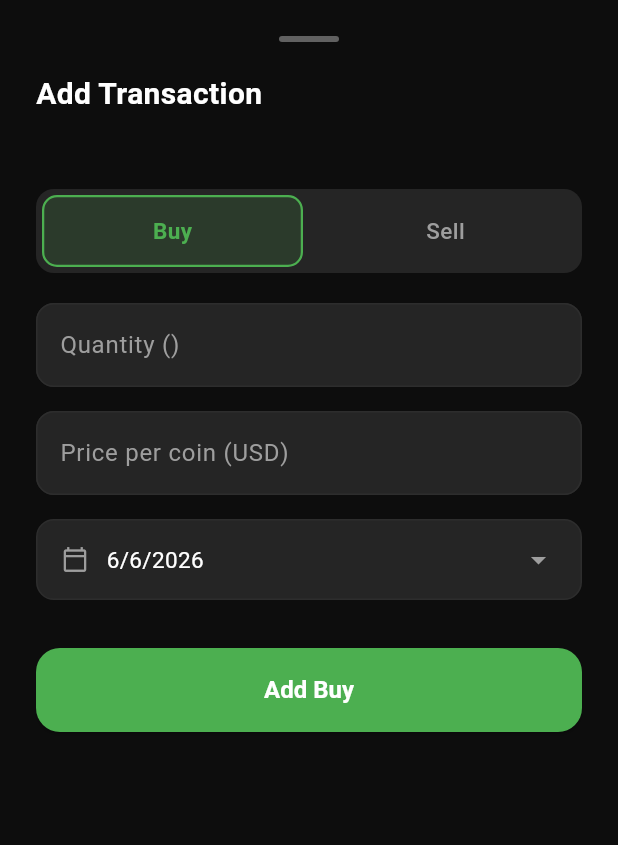
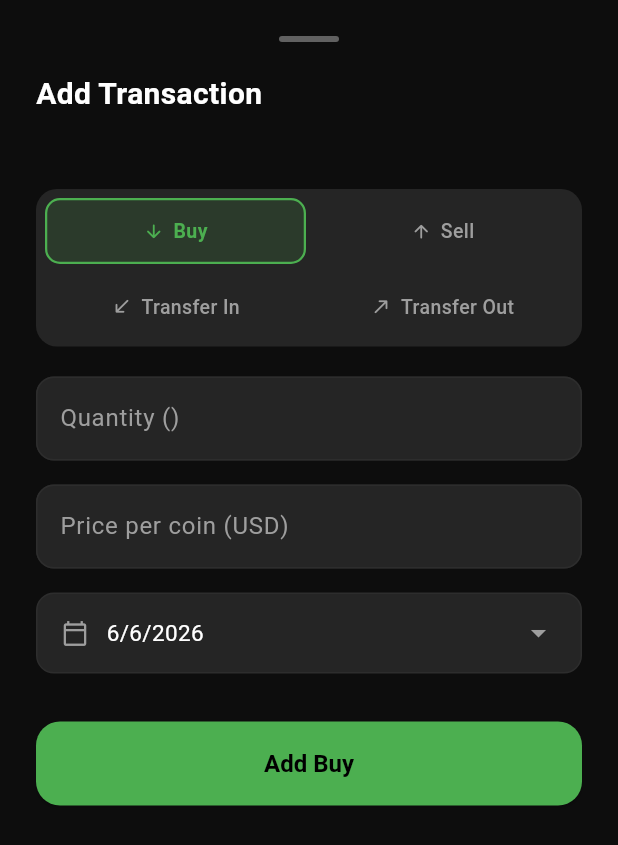
Before and after one commit to SwingAndroid/portfolio, a Flutter app: the AddTransactionSheet widget shown alone on an empty page, opened directly with empty values, on a phone screen of 412 x 824 dp. Shown: the top 845 px of the screen. Run offline on Flutter 3.47's test engine with Material 3 defaults, Android fonts, the phone set to English and light mode, and no system bars; our stand-ins replace dio, equatable, flutter_bloc, get_it, go_router, hive_flutter and 1 more; accounts and stored records are empty.

Commit message:
feat: add Transfer In / Transfer Out transaction types
- New TransactionType enum values: transferIn, transferOut
- Extension helpers: addsHoldings, removesHoldings, isTransfer
- Portfolio calculations (totalHoldings, totalCost) updated for transfers
- 2x2 type selector in AddTransactionSheet (Buy/Sell/Transfer In/Transfer Out)
- Price field optional for transfers (cost basis tracking)
- TransactionTile shows blue (transfer in) and orange (transfer out) with matching icons
- SyncService type parsing updated to handle all 4 types

Co-Authored-By: Claude Sonnet 4.6 <noreply@anthropic.com>

```diff
--- a/lib/data/datasources/cloud/sync_service.dart
+++ b/lib/data/datasources/cloud/sync_service.dart
@@ -32,7 +32,10 @@ class SyncService {
         final entity = TransactionEntity(
           id: t['id'] as String,
           cryptoId: t['crypto_id'] as String,
-          type: t['type'] == 'buy' ? TransactionType.buy : TransactionType.sell,
+          type: TransactionType.values.firstWhere(
+            (e) => e.name == (t['type'] as String),
+            orElse: () => TransactionType.buy,
+          ),
           quantity: (t['quantity'] as num).toDouble(),
           pricePerCoin: (t['price_per_coin'] as num).toDouble(),
           date: DateTime.parse(t['date'] as String).toLocal(),
--- a/lib/domain/entities/transaction_entity.dart
+++ b/lib/domain/entities/transaction_entity.dart
@@ -1,6 +1,12 @@
 import 'package:equatable/equatable.dart';
 
-enum TransactionType { buy, sell }
+enum TransactionType { buy, sell, transferIn, transferOut }
+
+extension TransactionTypeX on TransactionType {
+  bool get addsHoldings => this == TransactionType.buy || this == TransactionType.transferIn;
+  bool get removesHoldings => this == TransactionType.sell || this == TransactionType.transferOut;
+  bool get isTransfer => this == TransactionType.transferIn || this == TransactionType.transferOut;
+}
 
 class TransactionEntity extends Equatable {
   final String id;
--- a/lib/presentation/widgets/add_transaction_sheet.dart
+++ b/lib/presentation/widgets/add_transaction_sheet.dart
@@ -26,6 +26,36 @@ class _AddTransactionSheetState extends State<AddTransactionSheet> {
   DateTime _date = DateTime.now();
   final _formKey = GlobalKey<FormState>();
   bool _isLoading = false;
+
+  // ── type metadata ──────────────────────────────────────────────────────────
+
+  Color get _typeColor {
+    switch (_type) {
+      case TransactionType.buy:
+        return AppTheme.profit;
+      case TransactionType.sell:
+        return AppTheme.loss;
+      case TransactionType.transferIn:
+        return const Color(0xFF3B82F6);
+      case TransactionType.transferOut:
+        return const Color(0xFFF97316);
+    }
+  }
+
+  String get _typeLabel {
+    switch (_type) {
+      case TransactionType.buy:
+        return 'Add Buy';
+      case TransactionType.sell:
+        return 'Add Sell';
+      case TransactionType.transferIn:
+        return 'Add Transfer In';
+      case TransactionType.transferOut:
+        return 'Add Transfer Out';
+    }
+  }
+
+  bool get _isTransfer => _type.isTransfer;
 
   @override
   void dispose() {
@@ -61,6 +91,7 @@ class _AddTransactionSheetState extends State<AddTransactionSheet> {
                   ),
                 ),
                 const SizedBox(height: 20),
+
                 // Title
                 const Text(
                   'Add Transaction',
@@ -73,39 +104,20 @@ class _AddTransactionSheetState extends State<AddTransactionSheet> {
                 const SizedBox(height: 4),
                 Text(
                   widget.cryptoSymbol,
-                  style: const TextStyle(color: AppTheme.textSecondary, fontSize: 14),
+                  style: const TextStyle(
+                      color: AppTheme.textSecondary, fontSize: 14),
                 ),
                 const SizedBox(height: 24),
 
-                // Buy / Sell toggle
-                Container(
-                  decoration: BoxDecoration(
-                    color: AppTheme.surfaceVariant,
-                    borderRadius: BorderRadius.circular(12),
-                  ),
-                  child: Row(
-                    children: [
-                      _TypeButton(
-                        label: 'Buy',
-                        isSelected: _type == TransactionType.buy,
-                        color: AppTheme.profit,
-                        onTap: () => setState(() => _type = TransactionType.buy),
-                      ),
-                      _TypeButton(
-                        label: 'Sell',
-                        isSelected: _type == TransactionType.sell,
-                        color: AppTheme.loss,
-                        onTap: () => setState(() => _type = TransactionType.sell),
-                      ),
-                    ],
-                  ),
-                ),
+                // 2 × 2 type selector
+                _buildTypeSelector(),
                 const SizedBox(height: 20),
 
                 // Quantity
                 TextFormField(
                   controller: _quantityCtrl,
-                  keyboardType: const TextInputType.numberWithOptions(decimal: true),
+                  keyboardType:
+                      const TextInputType.numberWithOptions(decimal: true),
                   style: const TextStyle(color: AppTheme.textPrimary),
                   onChanged: (_) => setState(() {}),
                   decoration: InputDecoration(
@@ -122,19 +134,37 @@ class _AddTransactionSheetState extends State<AddTransactionSheet> {
                 ),
                 const SizedBox(height: 16),
 
-                // Price per coin
+                // Price per coin — optional for transfers
                 TextFormField(
                   controller: _priceCtrl,
-                  keyboardType: const TextInputType.numberWithOptions(decimal: true),
+                  keyboardType:
+                      const TextInputType.numberWithOptions(decimal: true),
                   style: const TextStyle(color: AppTheme.textPrimary),
                   onChanged: (_) => setState(() {}),
-                  decoration: const InputDecoration(
-                    labelText: 'Price per coin (USD)',
+                  decoration: InputDecoration(
+                    labelText: _isTransfer
+                        ? 'Cost basis per coin (optional)'
+                        : 'Price per coin (USD)',
                     hintText: '0.00',
                     prefixText: '\$ ',
-                    prefixStyle: TextStyle(color: AppTheme.textSecondary),
+                    prefixStyle:
+                        const TextStyle(color: AppTheme.textSecondary),
+                    helperText: _isTransfer
+                        ? 'Leave empty if unknown'
+                        : null,
+                    helperStyle:
+                        const TextStyle(color: AppTheme.textTertiary, fontSize: 11),
                   ),
                   validator: (v) {
+                    if (_isTransfer) {
+                      // Allow empty or zero for transfers
+                      if (v != null && v.isNotEmpty) {
+                        if (double.tryParse(v) == null || double.parse(v) < 0) {
+                          return 'Enter a valid amount';
+                        }
+                      }
+                      return null;
+                    }
                     if (v == null || v.isEmpty) return 'Enter price';
                     if (double.tryParse(v) == null || double.parse(v) < 0) {
                       return 'Enter a valid price';
@@ -148,7 +178,8 @@ class _AddTransactionSheetState extends State<AddTransactionSheet> {
                 GestureDetector(
                   onTap: _pickDate,
                   child: Container(
-                    padding: const EdgeInsets.symmetric(horizontal: 16, vertical: 14),
+                    padding: const EdgeInsets.symmetric(
+                        horizontal: 16, vertical: 14),
                     decoration: BoxDecoration(
                       color: AppTheme.surfaceVariant,
                       borderRadius: BorderRadius.circular(12),
@@ -161,10 +192,12 @@ class _AddTransactionSheetState extends State<AddTransactionSheet> {
                         const SizedBox(width: 12),
                         Text(
                           '${_date.day}/${_date.month}/${_date.year}',
-                          style: const TextStyle(color: AppTheme.textPrimary, fontSize: 15),
+                          style: const TextStyle(
+                              color: AppTheme.textPrimary, fontSize: 15),
                         ),
                         const Spacer(),
-                        const Icon(Icons.arrow_drop_down, color: AppTheme.textSecondary),
+                        const Icon(Icons.arrow_drop_down,
+                            color: AppTheme.textSecondary),
                       ],
                     ),
                   ),
@@ -172,8 +205,10 @@ class _AddTransactionSheetState extends State<AddTransactionSheet> {
 
                 const SizedBox(height: 24),
 
-                // Total preview
-                if (_quantityCtrl.text.isNotEmpty && _priceCtrl.text.isNotEmpty)
+                // Total preview (only when price is set)
+                if (_quantityCtrl.text.isNotEmpty &&
+                    _priceCtrl.text.isNotEmpty &&
+                    (double.tryParse(_priceCtrl.text) ?? 0) > 0)
                   _buildTotalPreview(),
 
                 const SizedBox(height: 8),
@@ -182,10 +217,10 @@ class _AddTransactionSheetState extends State<AddTransactionSheet> {
                 ElevatedButton(
                   onPressed: _isLoading ? null : _submit,
                   style: ElevatedButton.styleFrom(
-                    backgroundColor: _type == TransactionType.buy
-                        ? AppTheme.profit
-                        : AppTheme.loss,
-                    foregroundColor: Colors.white,
+                    backgroundColor: _typeColor,
+                    foregroundColor: _type == TransactionType.buy
+                        ? Colors.black
+                        : Colors.white,
                     minimumSize: const Size(double.infinity, 56),
                     shape: RoundedRectangleBorder(
                       borderRadius: BorderRadius.circular(16),
@@ -199,7 +234,7 @@ class _AddTransactionSheetState extends State<AddTransactionSheet> {
                               color: Colors.white, strokeWidth: 2),
                         )
                       : Text(
-                          _type == TransactionType.buy ? 'Add Buy' : 'Add Sell',
+                          _typeLabel,
                           style: const TextStyle(
                               fontSize: 16, fontWeight: FontWeight.w700),
                         ),
@@ -209,6 +244,61 @@ class _AddTransactionSheetState extends State<AddTransactionSheet> {
             ),
           ),
         ),
+      ),
+    );
+  }
+
+  // ── 2 × 2 type selector ────────────────────────────────────────────────────
+
+  Widget _buildTypeSelector() {
+    return Container(
+      decoration: BoxDecoration(
+        color: AppTheme.surfaceVariant,
+        borderRadius: BorderRadius.circular(14),
+      ),
+      padding: const EdgeInsets.all(4),
+      child: Column(
+        children: [
+          Row(
+            children: [
+              _TypeChip(
+                label: 'Buy',
+                icon: Icons.arrow_downward_rounded,
+                isSelected: _type == TransactionType.buy,
+                color: AppTheme.profit,
+                onTap: () => setState(() => _type = TransactionType.buy),
+              ),
+              _TypeChip(
+                label: 'Sell',
+                icon: Icons.arrow_upward_rounded,
+                isSelected: _type == TransactionType.sell,
+                color: AppTheme.loss,
+                onTap: () => setState(() => _type = TransactionType.sell),
+              ),
+            ],
+          ),
+          const SizedBox(height: 4),
+          Row(
+            children: [
+              _TypeChip(
+                label: 'Transfer In',
+                icon: Icons.call_received_rounded,
+                isSelected: _type == TransactionType.transferIn,
+                color: const Color(0xFF3B82F6),
+                onTap: () =>
+                    setState(() => _type = TransactionType.transferIn),
+              ),
+              _TypeChip(
+                label: 'Transfer Out',
+                icon: Icons.call_made_rounded,
+                isSelected: _type == TransactionType.transferOut,
+                color: const Color(0xFFF97316),
+                onTap: () =>
+                    setState(() => _type = TransactionType.transferOut),
+              ),
+            ],
+          ),
+        ],
       ),
     );
   }
@@ -228,11 +318,16 @@ class _AddTransactionSheetState extends State<AddTransactionSheet> {
       child: Row(
         mainAxisAlignment: MainAxisAlignment.spaceBetween,
         children: [
-          const Text('Total', style: TextStyle(color: AppTheme.textSecondary)),
+          Text(
+            _isTransfer ? 'Cost basis total' : 'Total',
+            style: const TextStyle(color: AppTheme.textSecondary),
+          ),
           Text(
             '\$${total.toStringAsFixed(2)}',
             style: const TextStyle(
-                color: AppTheme.textPrimary, fontWeight: FontWeight.w600, fontSize: 16),
+                color: AppTheme.textPrimary,
+                fontWeight: FontWeight.w600,
+                fontSize: 16),
           ),
         ],
       ),
@@ -263,12 +358,16 @@ class _AddTransactionSheetState extends State<AddTransactionSheet> {
     if (!_formKey.currentState!.validate()) return;
     setState(() => _isLoading = true);
 
+    // For transfers, price is optional — default to 0 if empty
+    final priceText = _priceCtrl.text.trim();
+    final pricePerCoin = priceText.isEmpty ? 0.0 : double.parse(priceText);
+
     final transaction = TransactionEntity(
       id: const Uuid().v4(),
       cryptoId: widget.cryptoId,
       type: _type,
       quantity: double.parse(_quantityCtrl.text),
-      pricePerCoin: double.parse(_priceCtrl.text),
+      pricePerCoin: pricePerCoin,
       date: _date,
     );
 
@@ -281,14 +380,18 @@ class _AddTransactionSheetState extends State<AddTransactionSheet> {
   }
 }
 
-class _TypeButton extends StatelessWidget {
+// ── Type chip widget ───────────────────────────────────────────────────────────
+
+class _TypeChip extends StatelessWidget {
   final String label;
+  final IconData icon;
   final bool isSelected;
   final Color color;
   final VoidCallback onTap;
 
-  const _TypeButton({
+  const _TypeChip({
     required this.label,
+    required this.icon,
     required this.isSelected,
     required this.color,
     required this.onTap,
@@ -301,22 +404,30 @@ class _TypeButton extends StatelessWidget {
         onTap: onTap,
         child: AnimatedContainer(
           duration: const Duration(milliseconds: 200),
-          margin: const EdgeInsets.all(4),
-          padding: const EdgeInsets.symmetric(vertical: 12),
+          margin: const EdgeInsets.all(2),
+          padding: const EdgeInsets.symmetric(vertical: 11),
           decoration: BoxDecoration(
             color: isSelected ? color.withValues(alpha: 0.15) : Colors.transparent,
             borderRadius: BorderRadius.circular(10),
             border: isSelected ? Border.all(color: color, width: 1.5) : null,
           ),
-          child: Center(
-            child: Text(
-              label,
-              style: TextStyle(
-                color: isSelected ? color : AppTheme.textSecondary,
-                fontWeight: isSelected ? FontWeight.w700 : FontWeight.w500,
-                fontSize: 15,
+          child: Row(
+            mainAxisAlignment: MainAxisAlignment.center,
+            children: [
+              Icon(icon,
+                  size: 14,
+                  color: isSelected ? color : AppTheme.textSecondary),
+              const SizedBox(width: 6),
+              Text(
+                label,
+                style: TextStyle(
+                  color: isSelected ? color : AppTheme.textSecondary,
+                  fontWeight:
+                      isSelected ? FontWeight.w700 : FontWeight.w500,
+                  fontSize: 13,
+                ),
               ),
-            ),
+            ],
           ),
         ),
       ),
```
Also changed, not shown: lib/domain/entities/crypto_entity.dart (+4 -4 lines), lib/presentation/widgets/transaction_tile.dart (+68 -18 lines).
